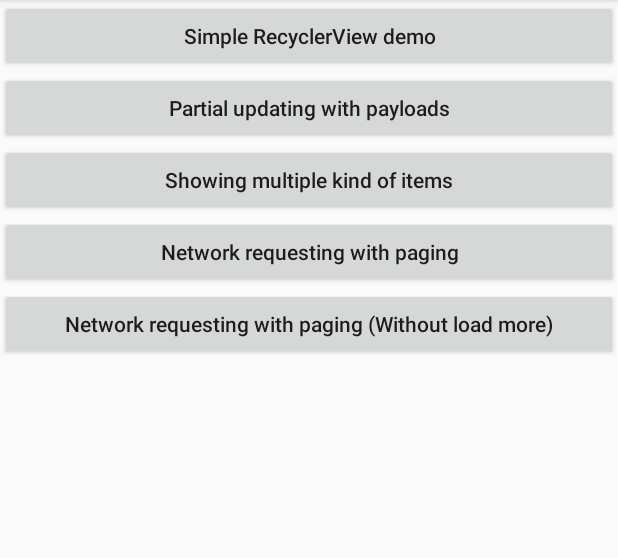
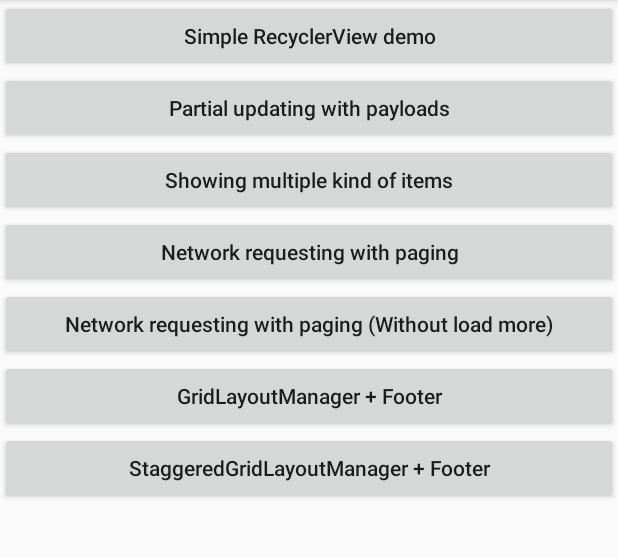
Before and after one commit to ITGungnir/GAdapter, an Android app: the screen it shows after launch (MainActivity), on a phone screen of 412 x 824 dp, the part 84-642 px from its top. Run offline under Robolectric (Android 15) with nearby library versions, the phone set to English and light mode, and no system bars; libraries missing offline, so code that uses them is left out: com.squareup.leakcanary; 2 statements that could not run were skipped.

Commit message:
适配GridLayoutManager和StaggeredGridLayoutManager

```diff
--- a/app/src/main/AndroidManifest.xml
+++ b/app/src/main/AndroidManifest.xml
@@ -32,5 +32,9 @@
 
         <activity android:name=".network.NetworkWithoutFooterActivity" />
 
+        <activity android:name=".grid.GridActivity" />
+
+        <activity android:name=".staggered.StaggeredActivity" />
+
     </application>
 </manifest>
--- a/app/src/main/res/layout/activity_main.xml
+++ b/app/src/main/res/layout/activity_main.xml
@@ -41,4 +41,18 @@
         android:text="Network requesting with paging (Without load more)"
         android:textAllCaps="false" />
 
+    <Button
+        android:id="@+id/btn_grid_rcv"
+        android:layout_width="match_parent"
+        android:layout_height="wrap_content"
+        android:text="GridLayoutManager + Footer"
+        android:textAllCaps="false" />
+
+    <Button
+        android:id="@+id/btn_staggered_rcv"
+        android:layout_width="match_parent"
+        android:layout_height="wrap_content"
+        android:text="StaggeredGridLayoutManager + Footer"
+        android:textAllCaps="false" />
+
 </LinearLayout>
--- a/app/src/main/res/layout/view_list_footer.xml
+++ b/app/src/main/res/layout/view_list_footer.xml
@@ -3,7 +3,8 @@
     xmlns:tools="http://schemas.android.com/tools"
     android:id="@+id/footer"
     android:layout_width="match_parent"
-    android:layout_height="60dp">
+    android:layout_height="60dp"
+    android:background="#CCFF00">
 
     <TextView
         android:id="@+id/footer_text"
```
Also changed, not shown: app/src/main/java/test/itgungnir/adapter/MainActivity.kt (+12 -0 lines), app/src/main/java/test/itgungnir/adapter/grid/GridActivity.kt (added, +68 -0 lines), app/src/main/java/test/itgungnir/adapter/grid/GridDelegate.kt (added, +21 -0 lines), app/src/main/java/test/itgungnir/adapter/grid/GridFooterDelegate.kt (added, +27 -0 lines), app/src/main/java/test/itgungnir/adapter/grid/GridListItem.kt (added, +23 -0 lines), app/src/main/java/test/itgungnir/adapter/staggered/StaggeredActivity.kt (added, +73 -0 lines), app/src/main/java/test/itgungnir/adapter/staggered/StaggeredDelegate.kt (added, +21 -0 lines), app/src/main/java/test/itgungnir/adapter/staggered/StaggeredFooterDelegate.kt (added, +27 -0 lines), app/src/main/java/test/itgungnir/adapter/staggered/StaggeredListItem.kt (added, +23 -0 lines), app/src/main/res/layout/item_grid.xml (added, +11 -0 lines).
